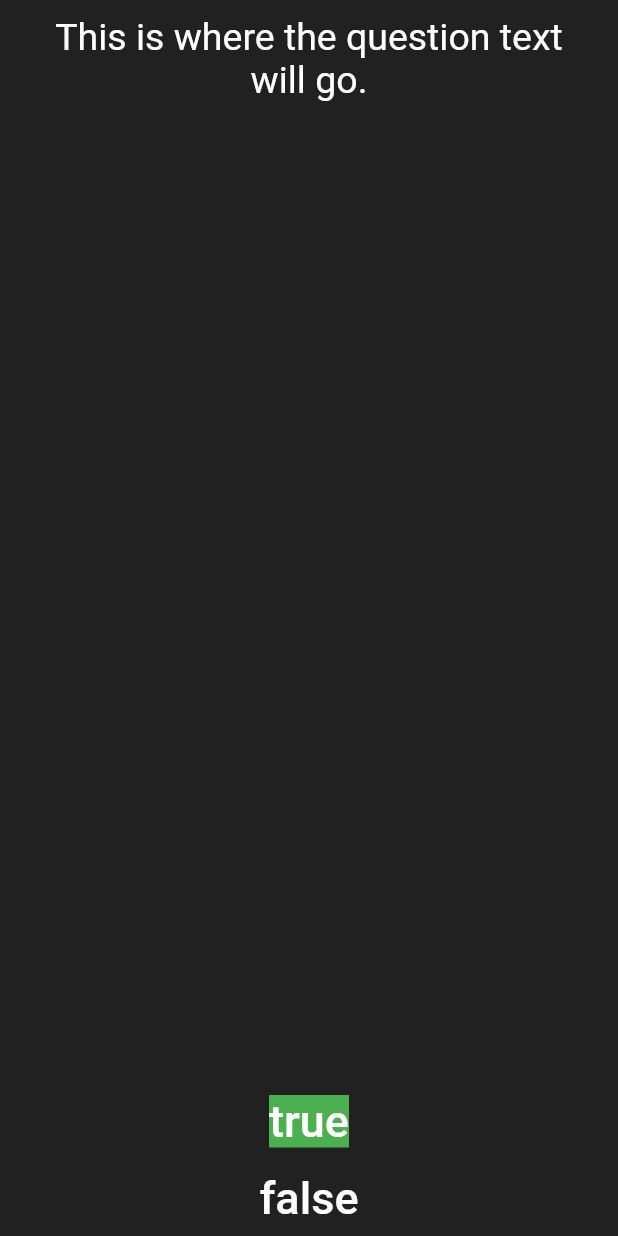
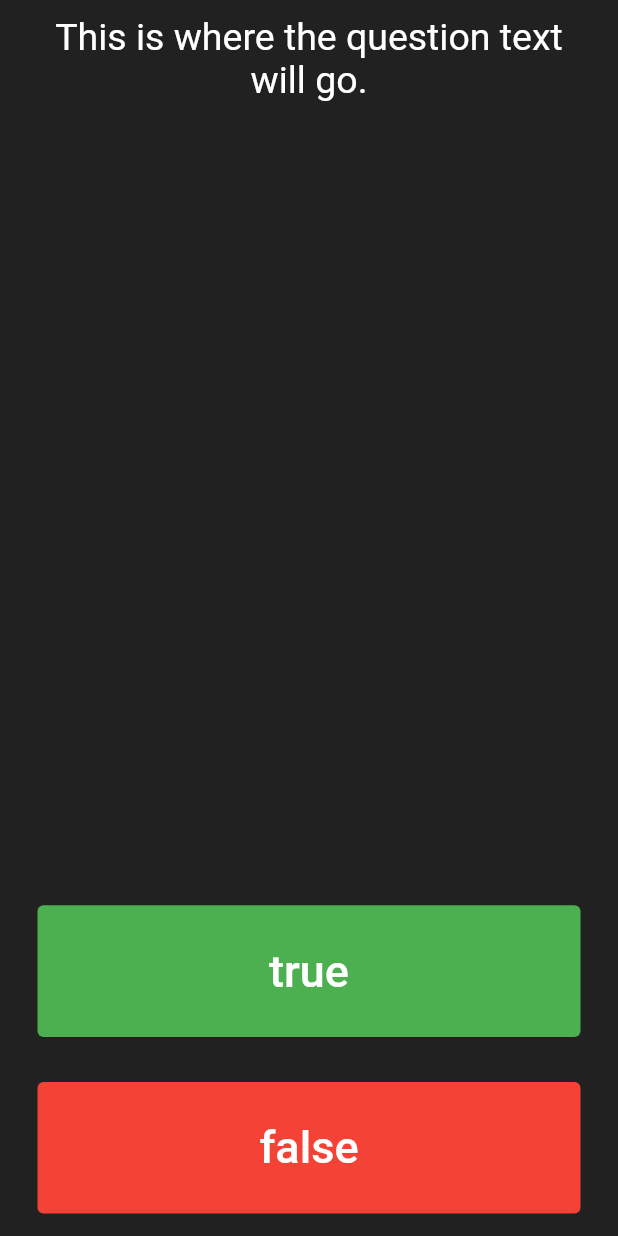
Before and after one commit to tobiasprima/quizzler_app, a Flutter app: the screen it shows after launch, on a phone screen of 412 x 824 dp. Run offline on Flutter 3.47's test engine with Material 2 defaults, Android fonts, the phone set to English and light mode, and no system bars.

Commit message:
Set the homepage

```diff
--- a/lib/main.dart
+++ b/lib/main.dart
@@ -48,22 +48,35 @@ class _QuizPageState extends State<QuizPage> {
               ),
             ),
           ),
-          TextButton(
+          Expanded(
+            child: Padding(
+              padding: const EdgeInsets.all(15.0),
+              child: TextButton(
+                style: ButtonStyle(
+                  backgroundColor: MaterialStatePropertyAll(Colors.green),
+                ),
                 onPressed: () {},
-            child: Container(
-              color: Colors.green,
                 child: Text(
                   'true',
                   style: TextStyle(color: Colors.white, fontSize: 30.0),
                 ),
               ),
             ),
-          TextButton(
+          ),
+          Expanded(
+            child: Padding(
+              padding: const EdgeInsets.all(15.0),
+              child: TextButton(
+                style: ButtonStyle(
+                  backgroundColor: MaterialStatePropertyAll(Colors.red),
+                ),
                 onPressed: () {},
                 child: Text(
                   'false',
                   style: TextStyle(color: Colors.white, fontSize: 30.0),
                 ),
+              ),
+            ),
           )
         ]);
   }
```
Lines whose indentation alone changed are shown as unchanged.
